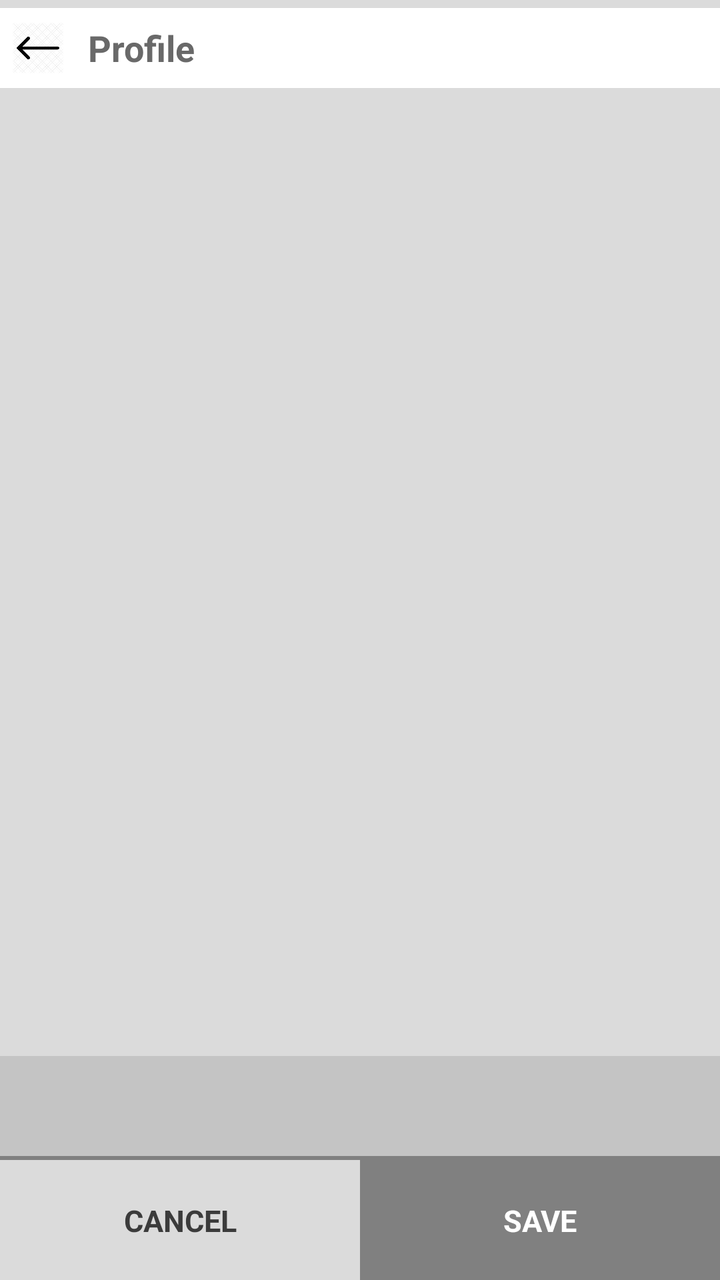
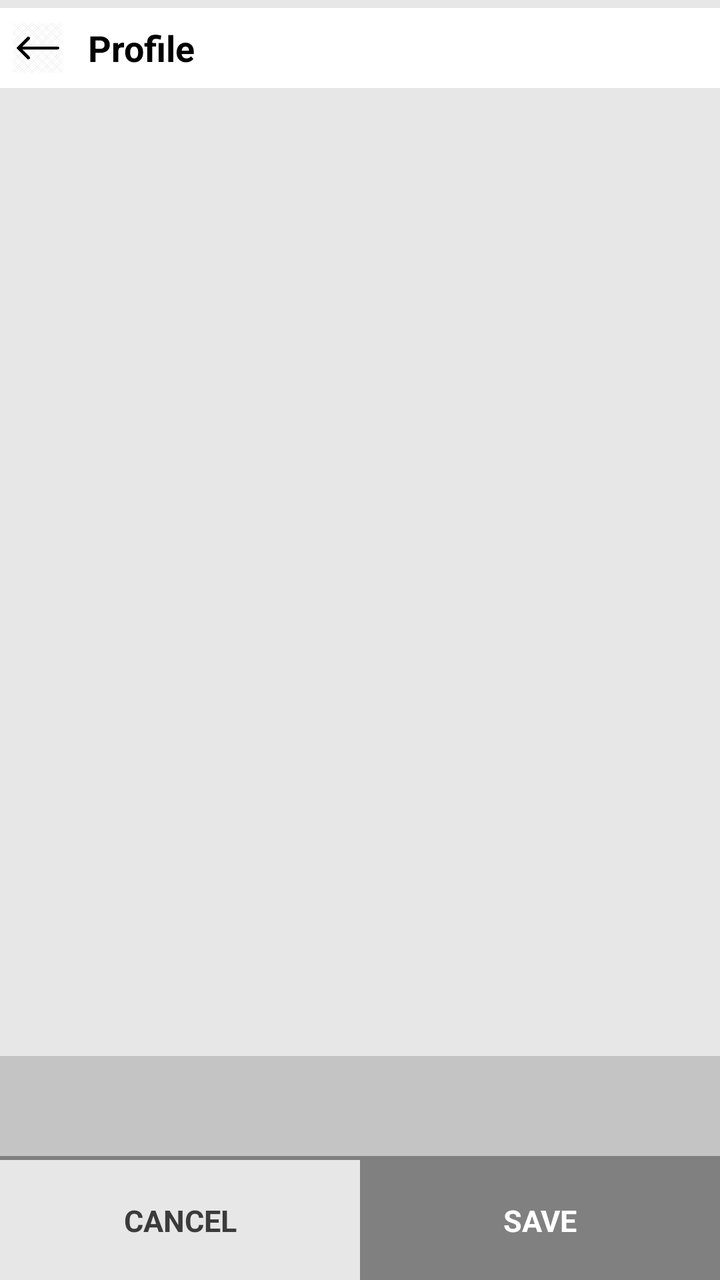

Screens rendered from an Android XML layout before and after an edit, with the pre-edit source and the edit as a unified diff.
<!-- AndroidManifest.xml: application theme Theme.Basics -->
<!-- res/layout/activity_address.xml -->
<?xml version="1.0" encoding="utf-8"?>
<androidx.constraintlayout.widget.ConstraintLayout xmlns:android="http://schemas.android.com/apk/res/android"
    xmlns:app="http://schemas.android.com/apk/res-auto"
    xmlns:tools="http://schemas.android.com/tools"
    android:id="@+id/main"
    android:layout_width="match_parent"
    android:layout_height="match_parent"
    android:background="#DBDBDB"
    android:fitsSystemWindows="true"
    tools:context=".ui.activity.AddressActivity">

    <include
        android:id="@+id/commonTopBar"
        layout="@layout/common_top_bar"
        android:layout_width="0dp"
        android:layout_height="wrap_content"
        android:layout_marginTop="4dp"
        app:layout_constraintEnd_toEndOf="parent"
        app:layout_constraintStart_toStartOf="parent"
        app:layout_constraintTop_toTopOf="parent" />

    <include
        android:id="@+id/address_top"
        layout="@layout/address_extra"
        android:layout_width="wrap_content"
        android:layout_height="wrap_content"
        android:layout_marginTop="4dp"
        android:layout_marginStart="10dp"
        app:layout_constraintStart_toStartOf="parent"
        app:layout_constraintTop_toBottomOf="@id/commonTopBar"
        android:visibility="gone"/>

    <ScrollView
        android:id="@+id/scroll"
        android:layout_width="0dp"
        android:layout_height="0dp"
        app:layout_constraintTop_toBottomOf="@id/address_top"
        app:layout_constraintStart_toStartOf="parent"
        app:layout_constraintEnd_toEndOf="parent"
        app:layout_constraintBottom_toTopOf="@id/address_bottom">

        <FrameLayout
            android:id="@+id/fragmentContainer"
            android:layout_width="match_parent"
            android:layout_height="wrap_content"
            android:background="#FFFFFF"/>

    </ScrollView>


    <include
        android:id="@+id/address_bottom"
        layout="@layout/address_bottom"
        android:layout_width="wrap_content"
        android:layout_height="wrap_content"
        android:layout_marginTop="4dp"
        app:layout_constraintStart_toStartOf="parent"
        app:layout_constraintTop_toBottomOf="@id/scroll"
        app:layout_constraintBottom_toBottomOf="parent"
        />

    <View
        android:id="@+id/saveAddressBox"
        android:layout_width="0dp"
        android:layout_height="0dp"
        android:background="#FFFFFF"
        app:layout_constraintTop_toTopOf="parent"
        app:layout_constraintBottom_toBottomOf="parent"
        app:layout_constraintStart_toStartOf="parent"
        app:layout_constraintEnd_toEndOf="parent"
        android:visibility="gone"/>

    <ImageView
        android:id="@+id/saveAddressIcon"
        android:layout_width="150dp"
        android:layout_height="150dp"
        android:src="@drawable/check"
        app:layout_constraintTop_toTopOf="parent"
        app:layout_constraintBottom_toBottomOf="parent"
        app:layout_constraintStart_toStartOf="parent"
        app:layout_constraintEnd_toEndOf="parent"
        android:visibility="gone"/>

    <TextView
        android:id="@+id/saveAddressText"
        android:layout_width="wrap_content"
        android:layout_height="wrap_content"
        android:textSize="40sp"
        android:textColor="#FF3F6C"
        android:text="ADDRESS SAVED!"
        android:textStyle="bold"
        app:layout_constraintStart_toStartOf="parent"
        app:layout_constraintEnd_toEndOf="parent"
        app:layout_constraintBottom_toTopOf="@id/saveAddressIcon"
        android:visibility="gone"
        />

    <include
        android:id="@+id/deleteBottom"
        layout="@layout/delete_address"
        android:layout_width="wrap_content"
        android:layout_height="wrap_content"
        android:layout_marginTop="4dp"
        app:layout_constraintStart_toStartOf="parent"
        app:layout_constraintTop_toBottomOf="@id/scroll"
        app:layout_constraintBottom_toBottomOf="parent"
        android:visibility="gone"
        />


</androidx.constraintlayout.widget.ConstraintLayout>
<!-- res/layout/common_top_bar.xml (included above) -->
<?xml version="1.0" encoding="utf-8"?>
<androidx.constraintlayout.widget.ConstraintLayout xmlns:android="http://schemas.android.com/apk/res/android"
    android:layout_width="match_parent"
    android:layout_height="match_parent"
    android:id="@+id/commonTopBar"
    android:background="#FFFFFF"
    xmlns:app="http://schemas.android.com/apk/res-auto">

    <ImageView
        android:id="@+id/backArrow"
        android:layout_weight="1"
        android:layout_width="30dp"
        android:layout_height="40dp"
        android:src="@drawable/leftarrow"
        android:padding="2dp"
        android:layout_marginStart="4dp"
        app:layout_constraintTop_toTopOf="parent"
        app:layout_constraintStart_toStartOf="parent"/>

    <TextView
        android:id="@+id/headText"
        android:layout_width="wrap_content"
        android:layout_height="30dp"
        android:text="Profile"
        android:textSize="18sp"
        android:textColor="#696969"
        android:textStyle="bold"
        android:gravity="center"
        android:layout_marginStart="10dp"
        app:layout_constraintTop_toTopOf="parent"
        app:layout_constraintBottom_toBottomOf="@id/backArrow"
        app:layout_constraintStart_toEndOf="@id/backArrow"/>

</androidx.constraintlayout.widget.ConstraintLayout>
<!-- res/layout/address_extra.xml (included above) -->
<?xml version="1.0" encoding="utf-8"?>
<androidx.constraintlayout.widget.ConstraintLayout xmlns:android="http://schemas.android.com/apk/res/android"
    android:layout_width="match_parent"
    android:layout_height="wrap_content"
    xmlns:app="http://schemas.android.com/apk/res-auto">

    <TextView
        android:layout_width="match_parent"
        android:layout_height="40dp"
        android:text="ADD NEW ADDRESS"
        android:textColor="#808080"
        android:textStyle="bold"
        android:textSize="15sp"
        android:gravity="center_vertical"
        android:layout_marginStart="10dp"
        app:layout_constraintTop_toTopOf="parent"
        app:layout_constraintStart_toStartOf="parent"/>

</androidx.constraintlayout.widget.ConstraintLayout>
<!-- res/layout/address_bottom.xml (included above) -->
<?xml version="1.0" encoding="utf-8"?>
<androidx.constraintlayout.widget.ConstraintLayout xmlns:android="http://schemas.android.com/apk/res/android"
    android:layout_width="match_parent"
    android:layout_height="wrap_content"
    xmlns:app="http://schemas.android.com/apk/res-auto">

    <View
        android:id="@+id/bottomSpace"
        android:layout_width="match_parent"
        android:layout_height="50dp"
        android:background="#C4C4C4"
        app:layout_constraintTop_toTopOf="parent"
        app:layout_constraintStart_toStartOf="parent"
        app:layout_constraintEnd_toEndOf="parent"/>

    <View
        android:id="@+id/horizontalDivider"
        android:layout_width="wrap_content"
        android:layout_height="2dp"
        app:layout_constraintTop_toBottomOf="@id/bottomSpace"
        android:background="#808080"
        app:layout_constraintStart_toStartOf="parent"
        app:layout_constraintEnd_toEndOf="parent" />
    
    <View
        android:id="@+id/cancelBox"
        android:layout_width="0dp"
        android:layout_height="60dp"
        app:layout_constraintTop_toBottomOf="@id/horizontalDivider"
        app:layout_constraintWidth_percent="0.5" 
        app:layout_constraintStart_toStartOf="parent"/>
    
    <TextView
        android:id="@+id/cancelText"
        android:layout_width="wrap_content"
        android:layout_height="wrap_content"
        android:textSize="15sp"
        android:textStyle="bold"
        android:textColor="#3B3B3B"
        android:text="CANCEL"
        app:layout_constraintTop_toTopOf="@id/cancelBox"
        app:layout_constraintBottom_toBottomOf="@id/cancelBox"
        app:layout_constraintStart_toStartOf="@id/cancelBox"
        app:layout_constraintEnd_toEndOf="@id/cancelBox"/>

    <View
        android:id="@+id/saveBox"
        android:layout_width="0dp"
        android:layout_height="60dp"
        android:background="#808080"
        app:layout_constraintTop_toBottomOf="@id/horizontalDivider"
        app:layout_constraintWidth_percent="0.5"
        app:layout_constraintEnd_toEndOf="parent"/>

    <TextView
        android:id="@+id/saveText"
        android:layout_width="wrap_content"
        android:layout_height="wrap_content"
        android:textSize="15sp"
        android:textStyle="bold"
        android:textColor="#FFFFFF"
        android:text="SAVE"
        app:layout_constraintTop_toTopOf="@id/saveBox"
        app:layout_constraintBottom_toBottomOf="@id/saveBox"
        app:layout_constraintStart_toStartOf="@id/saveBox"
        app:layout_constraintEnd_toEndOf="@id/saveBox"/>

</androidx.constraintlayout.widget.ConstraintLayout>
<!-- res/layout/delete_address.xml (included above) -->
<?xml version="1.0" encoding="utf-8"?>
<androidx.constraintlayout.widget.ConstraintLayout xmlns:android="http://schemas.android.com/apk/res/android"
    android:layout_width="match_parent"
    android:layout_height="wrap_content"
    android:background="#FFFFFF"
    xmlns:app="http://schemas.android.com/apk/res-auto"
    android:layout_marginBottom="20dp">


    <TextView
        android:id="@+id/textOne"
        android:layout_width="wrap_content"
        android:layout_height="wrap_content"
        android:text="Delete Confirmation"
        android:textColor="@color/black"
        android:textSize="15sp"
        android:textStyle="bold"
        android:gravity="center"
        android:layout_marginStart="20dp"
        android:layout_marginTop="10dp"
        app:layout_constraintStart_toStartOf="parent"
        app:layout_constraintTop_toTopOf="parent"
        app:layout_constraintBottom_toTopOf="@id/textTwo"/>

    <TextView
        android:id="@+id/textTwo"
        android:layout_width="wrap_content"
        android:layout_height="wrap_content"
        android:layout_marginStart="20dp"
        android:layout_marginTop="10dp"
        android:text="Are you sure you want to delete this address?"
        android:textColor="#999999"
        android:textSize="12sp"
        android:textStyle="bold"
        android:gravity="center"
        app:layout_constraintStart_toStartOf="parent"
        app:layout_constraintTop_toBottomOf="@id/textOne"
        app:layout_constraintBottom_toTopOf="@id/horizontalDivider"/>

    <View
        android:id="@+id/horizontalDivider"
        android:layout_width="wrap_content"
        android:layout_height="1dp"
        android:background="#999999"
        android:layout_marginStart="2dp"
        android:layout_marginEnd="2dp"
        android:layout_marginTop="30dp"
        app:layout_constraintTop_toBottomOf="@id/textTwo"
        app:layout_constraintStart_toStartOf="parent"
        app:layout_constraintEnd_toEndOf="parent"/>

    <TextView
        android:id="@+id/cancelText"
        android:layout_width="wrap_content"
        android:layout_height="wrap_content"
        android:layout_marginTop="15dp"
        android:layout_marginBottom="15dp"
        app:layout_constraintHorizontal_weight="1"
        android:text="CANCEL"
        android:textSize="15sp"
        android:textStyle="bold"
        android:textColor="#999999"
        app:layout_constraintTop_toTopOf="@id/horizontalDivider"
        app:layout_constraintStart_toStartOf="parent"
        app:layout_constraintEnd_toStartOf="@id/verticalDivider"/>

    <View
        android:id="@+id/verticalDivider"
        android:layout_width="1dp"
        android:layout_height="25dp"
        android:background="#999999"
        android:layout_marginTop="10dp"
        app:layout_constraintTop_toTopOf="@id/horizontalDivider"
        app:layout_constraintBottom_toTopOf="@id/bottomSpace"
        app:layout_constraintStart_toStartOf="parent"
        app:layout_constraintEnd_toEndOf="parent"/>

    <TextView
        android:id="@+id/deleteText"
        android:layout_width="wrap_content"
        android:layout_height="wrap_content"
        android:layout_marginTop="15dp"
        android:layout_marginBottom="15dp"
        android:text="DELETE"
        android:textSize="15sp"
        android:textStyle="bold"
        android:textColor="#FD4179"
        app:layout_constraintHorizontal_weight="1"
        app:layout_constraintTop_toTopOf="@id/horizontalDivider"
        app:layout_constraintStart_toEndOf="@id/verticalDivider"
        app:layout_constraintEnd_toEndOf="parent"/>

    <View
        android:id="@+id/bottomSpace"
        android:layout_width="wrap_content"
        android:layout_height="20dp"
        app:layout_constraintTop_toBottomOf="@id/verticalDivider"
        app:layout_constraintStart_toStartOf="parent"
        app:layout_constraintEnd_toEndOf="parent"/>

</androidx.constraintlayout.widget.ConstraintLayout>
<!-- resources referenced by this layout -->
<resources>
  <color name="black">#FF000000</color>
  <!-- drawable check: png bitmap (drawable, 3067 bytes) -->
  <!-- drawable leftarrow: png bitmap (drawable, 59986 bytes) -->
  <style name="Theme.Basics" parent="Base.Theme.Basics" />
  <style name="Base.Theme.Basics" parent="Theme.Material3.DayNight.NoActionBar">
          
      </style>
</resources>

<!-- the commit's change to res/layout/activity_address.xml (unified diff, before → after) -->
@@ -5,7 +5,7 @@
     android:id="@+id/main"
     android:layout_width="match_parent"
     android:layout_height="match_parent"
-    android:background="#DBDBDB"
+    android:background="#E7E7E7"
     android:fitsSystemWindows="true"
     tools:context=".ui.activity.AddressActivity">
 
@@ -135,7 +135,7 @@
         android:layout_height="30dp"
         android:text="Profile"
         android:textSize="18sp"
-        android:textColor="#696969"
+        android:textColor="@color/black"
         android:textStyle="bold"
         android:gravity="center"
         android:layout_marginStart="10dp"
